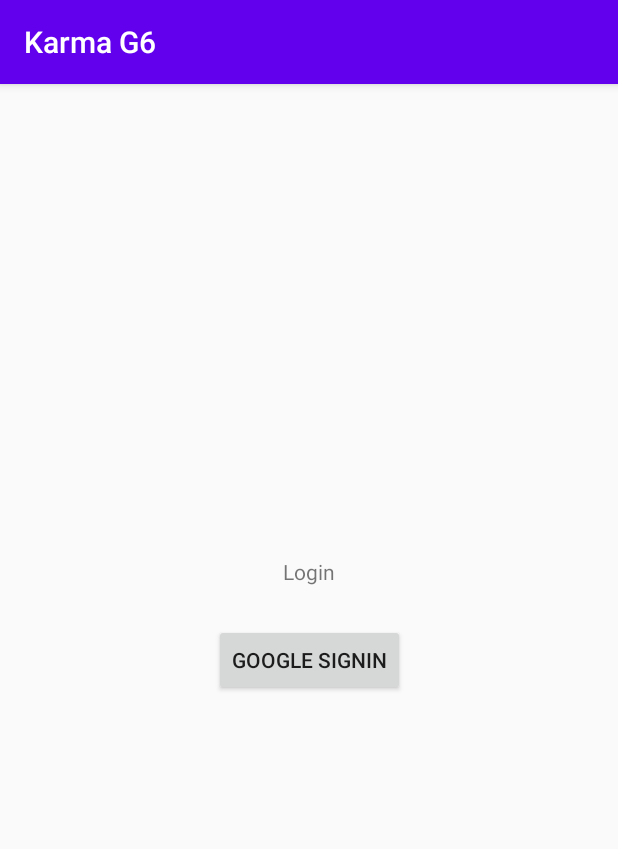
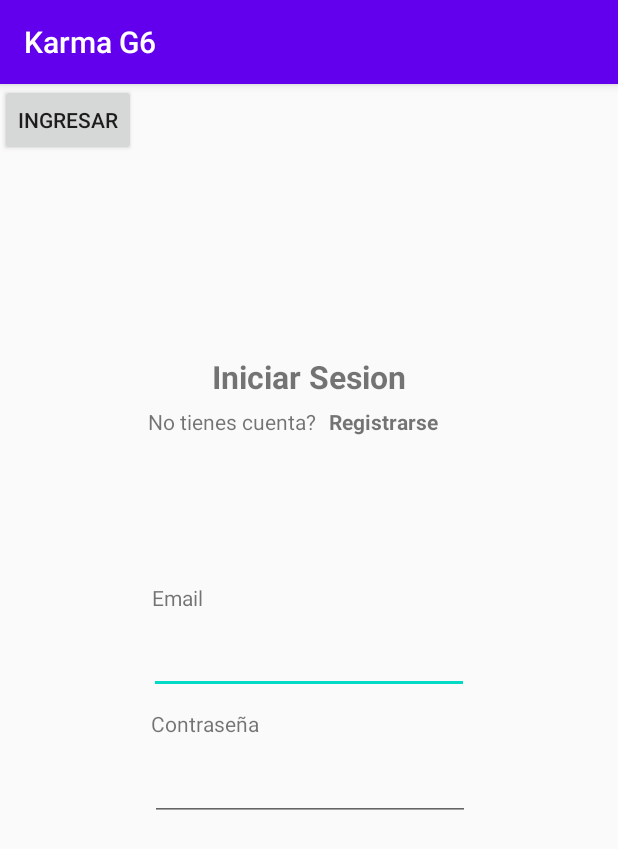
Before and after one commit to Leonrdarc/Karma-G6, an Android app: the screen it shows after launch (MainActivity), on a phone screen of 412 x 824 dp. Shown: the top 849 px of the screen. Run offline under Robolectric (Android 15) with nearby library versions, the phone set to English and light mode, and no system bars; our stand-ins replace Firebase (no records; nobody signed in at launch, a user with empty details on screens opened directly).

Commit message:
Login en proceso

```diff
--- a/app/src/main/java/com/pmovil/karmag6/MainActivity.kt
+++ b/app/src/main/java/com/pmovil/karmag6/MainActivity.kt
@@ -2,8 +2,6 @@ package com.pmovil.karmag6
 
 import android.os.Bundle
 import androidx.appcompat.app.AppCompatActivity
-import com.google.android.gms.auth.api.signin.GoogleSignIn
-import com.google.android.gms.auth.api.signin.GoogleSignInOptions
 
 class MainActivity : AppCompatActivity() {
     override fun onCreate(savedInstanceState: Bundle?) {
--- /dev/null
+++ b/app/src/main/java/com/pmovil/karmag6/model/order/SetOrder.kt
@@ -0,0 +1,6 @@
+package com.pmovil.karmag6.model.order
+
+data class SetAssign(
+    var state: Int = 0,
+    var messengerId: String = ""
+)
--- a/app/src/main/java/com/pmovil/karmag6/ui/LoginFragment.kt
+++ b/app/src/main/java/com/pmovil/karmag6/ui/LoginFragment.kt
@@ -1,51 +1,37 @@
 package com.pmovil.karmag6.ui
 
-import android.content.Intent
 import android.os.Bundle
 import android.util.Log
 import androidx.fragment.app.Fragment
 import android.view.LayoutInflater
 import android.view.View
 import android.view.ViewGroup
-import android.widget.Button
-import com.google.android.gms.auth.api.signin.GoogleSignIn
-import com.google.android.gms.auth.api.signin.GoogleSignInClient
-import com.google.android.gms.auth.api.signin.GoogleSignInOptions
-import com.google.android.gms.common.api.ApiException
-import com.google.android.material.snackbar.Snackbar
+import androidx.fragment.app.activityViewModels
 import com.google.firebase.auth.FirebaseAuth
-import com.google.firebase.auth.GoogleAuthProvider
-import com.pmovil.karmag6.MainActivity
 import com.pmovil.karmag6.R
+import com.pmovil.karmag6.viewmodel.AuthViewModel
 import kotlinx.android.synthetic.main.fragment_login.*
-import kotlinx.android.synthetic.main.fragment_login.view.*
 
 class LoginFragment : Fragment() {
-    companion object {
-        private const val RC_SIGN_IN = 120
-    }
-
-    private lateinit var mAuth :  FirebaseAuth
-    private lateinit var googleSignInClient : GoogleSignInClient
 
     override fun onStart() {
         super.onStart()
-        // Check if user is signed in (non-null) and update UI accordingly.
-        val currentUser = mAuth.currentUser
-        Log.d("Is user signed?", currentUser.toString())
+        // Check if user is signed in (non-null) and update UI accordingly
     }
 
+    override fun onViewCreated(view: View, savedInstanceState: Bundle?) {
+        val authViewModel: AuthViewModel by activityViewModels()
+        super.onViewCreated(view, savedInstanceState)
+        loginButton.setOnClickListener{
+            //authViewModel.register(emai, "Test", "pruebatest@gmail.com", "password12345#")
+            try{
+                authViewModel.login(textEmailAddress.text.toString(), textPassword.text.toString());
 
-    override fun onCreate(savedInstanceState: Bundle?) {
-        // Configure Google Sign In
-        val gso = GoogleSignInOptions.Builder(GoogleSignInOptions.DEFAULT_SIGN_IN)
-            .requestIdToken(getString(R.string.default_web_client_id))
-            .requestEmail()
-            .build()
-        googleSignInClient = GoogleSignIn.getClient(requireActivity(), gso)
+            }catch(err: Error){
+                Log.d("Ñerdaaaaa", "Login Failed")
+            }
 
-        mAuth = FirebaseAuth.getInstance()
-        super.onCreate(savedInstanceState)
+        }
     }
 
     override fun onCreateView(
@@ -54,52 +40,7 @@ class LoginFragment : Fragment() {
         savedInstanceState: Bundle?
     ): View? {
         val view = inflater.inflate(R.layout.fragment_login, container, false)
-        view.findViewById<Button>(R.id.google_sign_in_btn).setOnClickListener { signIn() }
         return view
     }
 
-    fun signIn () {
-        val signInIntent = googleSignInClient.signInIntent
-        startActivityForResult(signInIntent, RC_SIGN_IN)
-    }
-
-    override fun onActivityResult(requestCode: Int, resultCode: Int, data: Intent?) {
-        super.onActivityResult(requestCode, resultCode, data)
-
-        // Result returned from launching the Intent from GoogleSignInApi.getSignInIntent(...);
-        if (requestCode == RC_SIGN_IN) {
-            val task = GoogleSignIn.getSignedInAccountFromIntent(data)
-            try {
-                // Google Sign In was successful, authenticate with Firebase
-                val account = task.getResult(ApiException::class.java)!!
-                Log.d("AccountID", "firebaseAuthWithGoogle:" + account.id)
-                firebaseAuthWithGoogle(account.idToken!!)
-            } catch (e: ApiException) {
-                // Google Sign In failed, update UI appropriately
-                Log.w("Error", "Google sign in failed", e)
-                // ...
-            }
-        }
-    }
-
-    private fun firebaseAuthWithGoogle(idToken: String) {
-        val credential = GoogleAuthProvider.getCredential(idToken, null)
-        mAuth.signInWithCredential(credential)
-            .addOnCompleteListener(requireActivity()) { task ->
-                if (task.isSuccessful) {
-                    // Sign in success, update UI with the signed-in user's information
-                    Log.d("Success", "signInWithCredential:success")
-                    val user = mAuth.currentUser
-                } else {
-                    // If sign in fails, display a message to the user.
-                    Log.w("TAG", "signInWithCredential:failure", task.exception)
-                    // ...
-                    view?.let { Snackbar.make(it, "Authentication Failed.", Snackbar.LENGTH_SHORT).show() }
-                }
-
-                // ...
-            }
-    }
-
-
 }
--- a/app/src/main/res/layout/fragment_login.xml
+++ b/app/src/main/res/layout/fragment_login.xml
@@ -6,24 +6,96 @@
     android:layout_height="match_parent"
     tools:context=".ui.LoginFragment">
 
-    <TextView
-        android:id="@+id/textView"
+    <EditText
+        android:id="@+id/textEmailAddress"
         android:layout_width="wrap_content"
         android:layout_height="wrap_content"
-        android:text="Login"
-        app:layout_constraintBottom_toBottomOf="parent"
-        app:layout_constraintEnd_toEndOf="parent"
-        app:layout_constraintStart_toStartOf="parent"
-        app:layout_constraintTop_toTopOf="parent"
-        app:layout_constraintVertical_bias="0.421" />
-
-    <Button
-        android:id="@+id/google_sign_in_btn"
-        android:layout_width="wrap_content"
-        android:layout_height="wrap_content"
-        android:text="Google SignIn"
+        android:ems="10"
+        android:inputType="textEmailAddress"
         app:layout_constraintBottom_toBottomOf="parent"
         app:layout_constraintEnd_toEndOf="parent"
         app:layout_constraintStart_toStartOf="parent"
         app:layout_constraintTop_toTopOf="parent" />
+
+    <EditText
+        android:id="@+id/textPassword"
+        android:layout_width="wrap_content"
+        android:layout_height="wrap_content"
+        android:ems="10"
+        android:inputType="textPassword"
+        app:layout_constraintBottom_toBottomOf="parent"
+        app:layout_constraintEnd_toEndOf="parent"
+        app:layout_constraintHorizontal_bias="0.502"
+        app:layout_constraintStart_toStartOf="parent"
+        app:layout_constraintTop_toBottomOf="@+id/textEmailAddress"
+        app:layout_constraintVertical_bias="0.125" />
+
+    <TextView
+        android:id="@+id/textView2"
+        android:layout_width="wrap_content"
+        android:layout_height="wrap_content"
+        android:text="Email"
+        app:layout_constraintBottom_toTopOf="@+id/textEmailAddress"
+        app:layout_constraintEnd_toEndOf="parent"
+        app:layout_constraintHorizontal_bias="0.268"
+        app:layout_constraintStart_toStartOf="parent"
+        app:layout_constraintTop_toTopOf="parent"
+        app:layout_constraintVertical_bias="0.972" />
+
+    <TextView
+        android:id="@+id/textView3"
+        android:layout_width="wrap_content"
+        android:layout_height="wrap_content"
+        android:text="Contraseña"
+        app:layout_constraintBottom_toTopOf="@+id/textPassword"
+        app:layout_constraintEnd_toEndOf="parent"
+        app:layout_constraintHorizontal_bias="0.297"
+        app:layout_constraintStart_toStartOf="parent"
+        app:layout_constraintTop_toBottomOf="@+id/textEmailAddress" />
+
+    <TextView
+        android:id="@+id/textView4"
+        android:layout_width="wrap_content"
+        android:layout_height="wrap_content"
+        android:text="Iniciar Sesion"
+        android:textSize="21sp"
+        android:textStyle="bold"
+        app:layout_constraintBottom_toTopOf="@+id/textEmailAddress"
+        app:layout_constraintEnd_toEndOf="parent"
+        app:layout_constraintStart_toStartOf="parent"
+        app:layout_constraintTop_toTopOf="parent"
+        app:layout_constraintVertical_bias="0.544" />
+
+    <Button
+        android:id="@+id/loginButton"
+        android:layout_width="wrap_content"
+        android:layout_height="wrap_content"
+        android:text="Ingresar"
+        tools:layout_editor_absoluteX="156dp"
+        tools:layout_editor_absoluteY="450dp" />
+
+    <TextView
+        android:id="@+id/registrarTextButton"
+        android:layout_width="wrap_content"
+        android:layout_height="wrap_content"
+        android:layout_marginEnd="120dp"
+        android:text="Registrarse"
+        android:textStyle="bold"
+        app:layout_constraintBottom_toBottomOf="parent"
+        app:layout_constraintEnd_toEndOf="parent"
+        app:layout_constraintTop_toBottomOf="@+id/loginButton"
+        app:layout_constraintVertical_bias="0.239" />
+
+    <TextView
+        android:id="@+id/textView6"
+        android:layout_width="wrap_content"
+        android:layout_height="wrap_content"
+        android:text="No tienes cuenta?"
+        app:layout_constraintBottom_toBottomOf="parent"
+        app:layout_constraintEnd_toStartOf="@+id/registrarTextButton"
+        app:layout_constraintHorizontal_bias="0.921"
+        app:layout_constraintStart_toStartOf="parent"
+        app:layout_constraintTop_toBottomOf="@+id/loginButton"
+        app:layout_constraintVertical_bias="0.239" />
+
 </androidx.constraintlayout.widget.ConstraintLayout>
--- a/app/src/main/res/layout/main_drawer.xml
+++ b/app/src/main/res/layout/main_drawer.xml
@@ -17,7 +17,7 @@
             android:layout_width="match_parent"
             android:layout_height="?attr/actionBarSize"
             android:background="#9C27B0"
-            app:popupTheme="”@style/ThemeOverlay.AppCompat.Light”" />
+            app:popupTheme="@style/ThemeOverlay.AppCompat.Light" />
     </FrameLayout>
     <com.google.android.material.navigation.NavigationView
         android:id="@+id/navigationView"
--- /dev/null
+++ b/app/src/main/res/layout/nav_header.xml
@@ -0,0 +1,6 @@
+<?xml version="1.0" encoding="utf-8"?>
+<androidx.constraintlayout.widget.ConstraintLayout
+    xmlns:android="http://schemas.android.com/apk/res/android" android:layout_width="match_parent"
+    android:layout_height="match_parent">
+
+</androidx.constraintlayout.widget.ConstraintLayout>
--- /dev/null
+++ b/app/src/main/res/menu/drawer_view.xml
@@ -0,0 +1,4 @@
+<?xml version="1.0" encoding="utf-8"?>
+<menu xmlns:android="http://schemas.android.com/apk/res/android">
+
+</menu>
```
Also changed, not shown: app/build.gradle (+30 -4 lines), app/src/main/java/com/pmovil/karmag6/model/Chat.kt (added, +7 -0 lines), app/src/main/java/com/pmovil/karmag6/model/User.kt (added, +10 -0 lines), app/src/main/java/com/pmovil/karmag6/model/order/Order.kt (added, +17 -0 lines), app/src/main/java/com/pmovil/karmag6/repository/firebase/auth/Sessions.kt (added, +43 -0 lines), app/src/main/java/com/pmovil/karmag6/repository/firebase/firestore/Orders.kt (added, +101 -0 lines), app/src/main/java/com/pmovil/karmag6/repository/firebase/firestore/Users.kt (added, +27 -0 lines), app/src/main/java/com/pmovil/karmag6/repository/preference/AuthRepository.kt (added, +78 -0 lines), app/src/main/java/com/pmovil/karmag6/viewmodel/AuthViewModel.kt (added, +33 -0 lines), app/src/main/java/com/pmovil/karmag6/viewmodel/OrderViewModel.kt (added, +117 -0 lines), app/src/main/java/com/pmovil/karmag6/viewmodel/UserViewModel.kt (added, +25 -0 lines), 1 other file.
